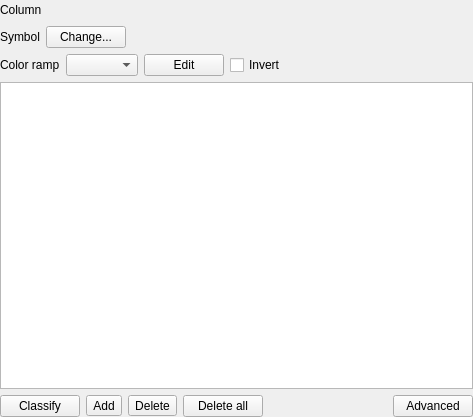
Above: src/ui/qgscategorizedsymbolrendererv2widget.ui from qgis/QGIS before the change. Below: the same form after it.
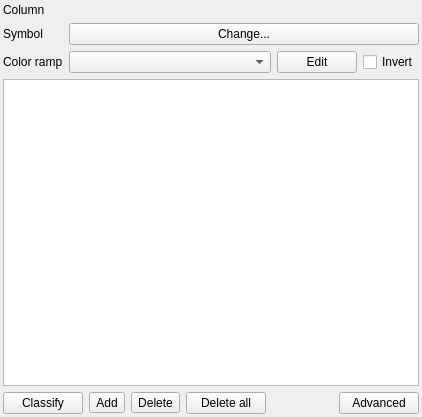
That is the form after the change. Icons and pictures are not drawn. Custom widgets are drawn as their Qt base class.

The edit to the form file:
```diff
--- a/src/ui/qgscategorizedsymbolrendererv2widget.ui
+++ b/src/ui/qgscategorizedsymbolrendererv2widget.ui
@@ -6,140 +6,54 @@
    <rect>
     <x>0</x>
     <y>0</y>
-    <width>473</width>
+    <width>422</width>
     <height>417</height>
    </rect>
   </property>
-  <layout class="QVBoxLayout" name="verticalLayout">
+  <layout class="QGridLayout" name="gridLayout">
    <property name="margin">
-    <number>0</number>
+    <number>3</number>
    </property>
-   <item>
-    <layout class="QHBoxLayout" name="horizontalLayout_2">
-     <item>
-      <widget class="QLabel" name="label_3">
-       <property name="text">
-        <string>Column</string>
-       </property>
-      </widget>
-     </item>
-     <item>
-      <widget class="QgsFieldExpressionWidget" name="mExpressionWidget" native="true">
-       <property name="maximumSize">
-        <size>
-         <width>500</width>
-         <height>16777215</height>
-        </size>
-       </property>
-      </widget>
-     </item>
-     <item>
-      <spacer name="horizontalSpacer">
-       <property name="orientation">
-        <enum>Qt::Horizontal</enum>
-       </property>
-       <property name="sizeType">
-        <enum>QSizePolicy::Expanding</enum>
-       </property>
-       <property name="sizeHint" stdset="0">
-        <size>
-         <width>40</width>
-         <height>20</height>
-        </size>
-       </property>
-      </spacer>
-     </item>
-    </layout>
+   <item row="0" column="0">
+    <widget class="QLabel" name="label_3">
+     <property name="sizePolicy">
+      <sizepolicy hsizetype="Fixed" vsizetype="Preferred">
+       <horstretch>0</horstretch>
+       <verstretch>0</verstretch>
+      </sizepolicy>
+     </property>
+     <property name="text">
+      <string>Column</string>
+     </property>
+    </widget>
    </item>
-   <item>
-    <layout class="QHBoxLayout" name="horizontalLayout">
-     <item>
-      <widget class="QLabel" name="label_9">
-       <property name="text">
-        <string>Symbol</string>
-       </property>
-      </widget>
-     </item>
-     <item>
-      <widget class="QPushButton" name="btnChangeCategorizedSymbol">
-       <property name="sizePolicy">
-        <sizepolicy hsizetype="Maximum" vsizetype="Fixed">
-         <horstretch>1</horstretch>
-         <verstretch>0</verstretch>
-        </sizepolicy>
-       </property>
-       <property name="text">
-        <string>Change...</string>
-       </property>
-      </widget>
-     </item>
-     <item>
-      <spacer name="horizontalSpacer_2">
-       <property name="orientation">
-        <enum>Qt::Horizontal</enum>
-       </property>
-       <property name="sizeHint" stdset="0">
-        <size>
-         <width>40</width>
-         <height>20</height>
-        </size>
-       </property>
-      </spacer>
-     </item>
-    </layout>
+   <item row="1" column="0">
+    <widget class="QLabel" name="label_9">
+     <property name="sizePolicy">
+      <sizepolicy hsizetype="Fixed" vsizetype="Preferred">
+       <horstretch>0</horstretch>
+       <verstretch>0</verstretch>
+      </sizepolicy>
+     </property>
+     <property name="text">
+      <string>Symbol</string>
+     </property>
+    </widget>
    </item>
-   <item>
-    <layout class="QHBoxLayout" name="horizontalLayout_4">
-     <property name="topMargin">
-      <number>0</number>
+   <item row="2" column="0">
+    <widget class="QLabel" name="label_10">
+     <property name="sizePolicy">
+      <sizepolicy hsizetype="Fixed" vsizetype="Preferred">
+       <horstretch>0</horstretch>
+       <verstretch>0</verstretch>
+      </sizepolicy>
      </property>
-     <item>
-      <widget class="QLabel" name="label_10">
-       <property name="text">
-        <string>Color ramp</string>
-       </property>
-      </widget>
-     </item>
-     <item>
-      <widget class="QgsColorRampComboBox" name="cboCategorizedColorRamp">
-       <property name="sizePolicy">
-        <sizepolicy hsizetype="Maximum" vsizetype="Fixed">
-         <horstretch>1</horstretch>
-         <verstretch>0</verstretch>
-        </sizepolicy>
-       </property>
-      </widget>
-     </item>
-     <item>
-      <widget class="QPushButton" name="mButtonEditRamp">
-       <property name="text">
-        <string>Edit</string>
-       </property>
-      </widget>
-     </item>
-     <item>
-      <widget class="QCheckBox" name="cbxInvertedColorRamp">
-       <property name="text">
-        <string>Invert</string>
-       </property>
-      </widget>
-     </item>
-     <item>
-      <spacer name="horizontalSpacer_3">
-       <property name="orientation">
-        <enum>Qt::Horizontal</enum>
-       </property>
-       <property name="sizeHint" stdset="0">
-        <size>
-         <width>40</width>
-         <height>20</height>
-        </size>
-       </property>
-      </spacer>
-     </item>
-    </layout>
+     <property name="text">
+      <string>Color ramp</string>
+     </property>
+    </widget>
    </item>
-   <item>
+   <item row="3" column="0" colspan="3">
     <widget class="QTreeView" name="viewCategories">
      <property name="contextMenuPolicy">
       <enum>Qt::CustomContextMenu</enum>
@@ -173,7 +87,7 @@
      </property>
     </widget>
    </item>
-   <item>
+   <item row="4" column="0" colspan="3">
     <layout class="QHBoxLayout" name="horizontalLayout_3">
      <item>
       <widget class="QPushButton" name="btnAddCategories">
@@ -237,6 +151,63 @@
      </item>
     </layout>
    </item>
+   <item row="2" column="1" colspan="2">
+    <layout class="QHBoxLayout" name="horizontalLayout">
+     <item>
+      <widget class="QgsColorRampComboBox" name="cboCategorizedColorRamp">
+       <property name="sizePolicy">
+        <sizepolicy hsizetype="Expanding" vsizetype="Fixed">
+         <horstretch>1</horstretch>
+         <verstretch>0</verstretch>
+        </sizepolicy>
+       </property>
+      </widget>
+     </item>
+     <item>
+      <widget class="QPushButton" name="mButtonEditRamp">
+       <property name="text">
+        <string>Edit</string>
+       </property>
+      </widget>
+     </item>
+     <item>
+      <widget class="QCheckBox" name="cbxInvertedColorRamp">
+       <property name="sizePolicy">
+        <sizepolicy hsizetype="Fixed" vsizetype="Fixed">
+         <horstretch>0</horstretch>
+         <verstretch>0</verstretch>
+        </sizepolicy>
+       </property>
+       <property name="text">
+        <string>Invert</string>
+       </property>
+      </widget>
+     </item>
+    </layout>
+   </item>
+   <item row="0" column="1" colspan="2">
+    <widget class="QgsFieldExpressionWidget" name="mExpressionWidget" native="true">
+     <property name="maximumSize">
+      <size>
+       <width>500</width>
+       <height>16777215</height>
+      </size>
+     </property>
+    </widget>
+   </item>
+   <item row="1" column="1" colspan="2">
+    <widget class="QPushButton" name="btnChangeCategorizedSymbol">
+     <property name="sizePolicy">
+      <sizepolicy hsizetype="Expanding" vsizetype="Fixed">
+       <horstretch>1</horstretch>
+       <verstretch>0</verstretch>
+      </sizepolicy>
+     </property>
+     <property name="text">
+      <string>Change...</string>
+     </property>
+    </widget>
+   </item>
   </layout>
  </widget>
  <customwidgets>
```
